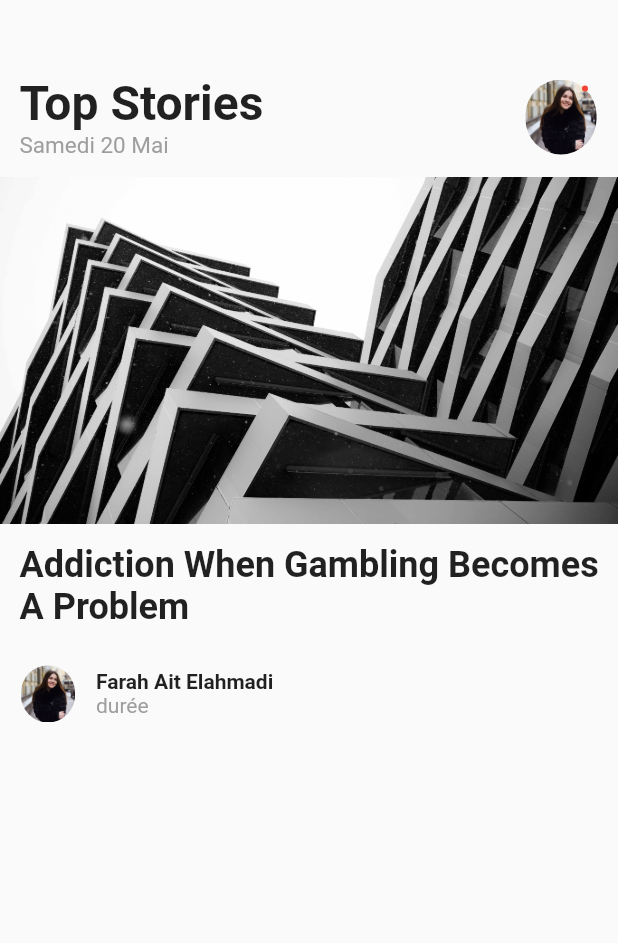
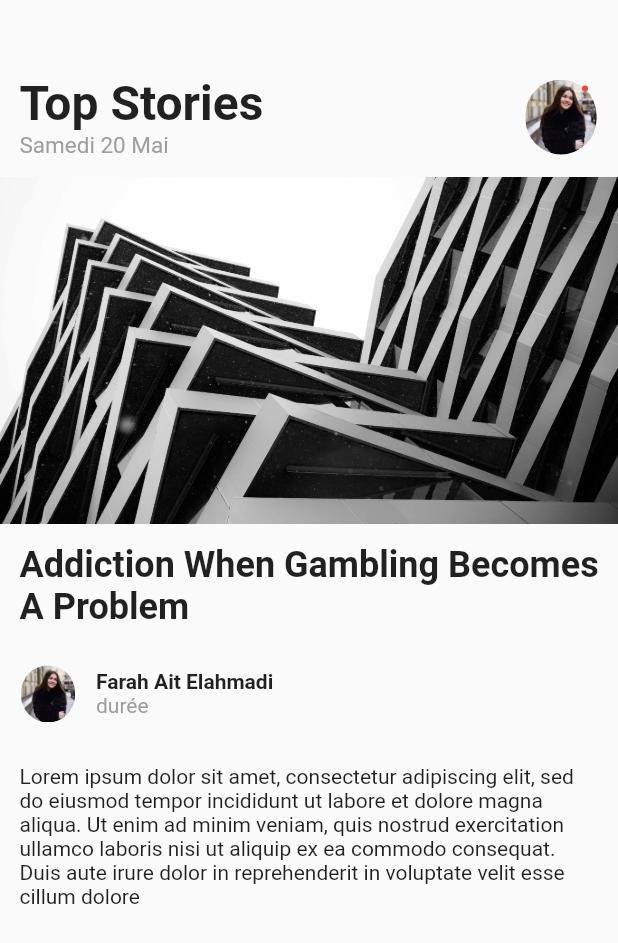
Before and after one commit to Ray0Emma/flutter_ui, a Flutter app: the screen it shows after launch, on a phone screen of 412 x 824 dp. Shown: the top 943 px of the screen. Run offline on Flutter 3.47's test engine with Material 2 defaults, Android fonts, the phone set to English and light mode, and no system bars.

Commit message:
feat: added paragraph section

```diff
--- a/lib/main.dart
+++ b/lib/main.dart
@@ -154,9 +154,23 @@ class _MyHomePageState extends State<MyHomePage> {
                       style: TextStyle(color: Colors.grey),
                     )
                   ],
-                  )
+                ),
               ],
-              ))
+            ),
+          ),
+          SizedBox(
+            height: 13,
+          ),
+          Container(
+            padding: EdgeInsets.only(left: 13, right: 13, bottom: 15),
+            child: Column(
+              crossAxisAlignment: CrossAxisAlignment.start,
+              children: [
+                Text(
+                    "Lorem ipsum dolor sit amet, consectetur adipiscing elit, sed do eiusmod tempor incididunt ut labore et dolore magna aliqua. Ut enim ad minim veniam, quis nostrud exercitation ullamco laboris nisi ut aliquip ex ea commodo consequat. Duis aute irure dolor in reprehenderit in voluptate velit esse cillum dolore"),
+              ],
+            ),
+          ),
         ],
       ),
     );
```
Lines whose indentation alone changed are shown as unchanged.
